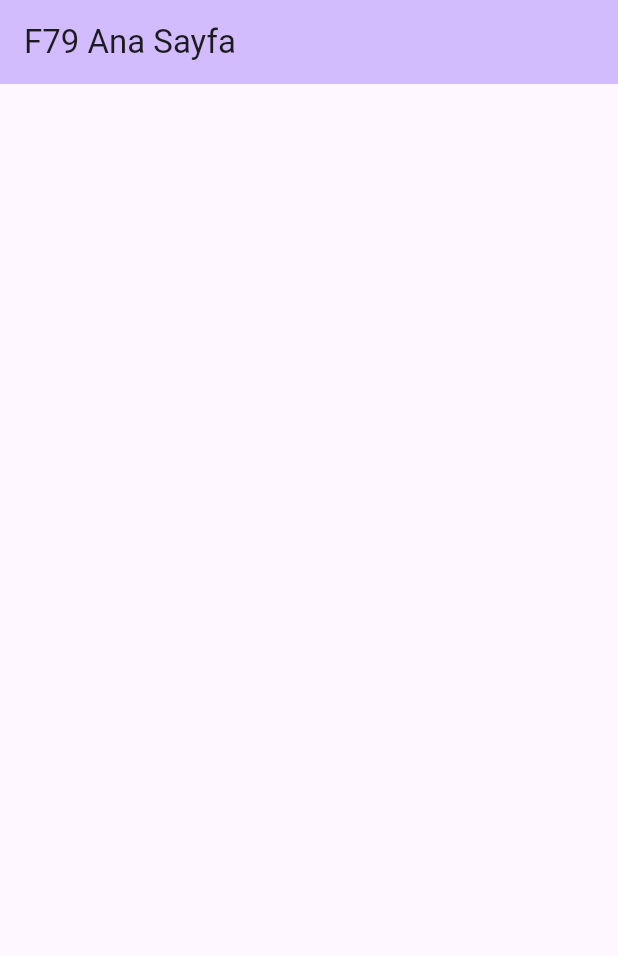
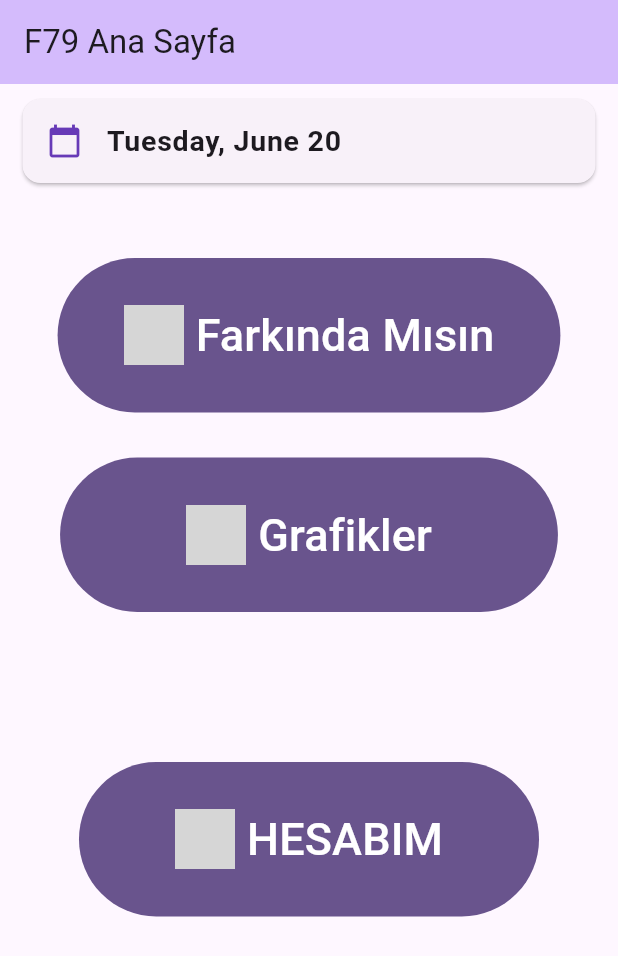
Before and after one commit to aysecetinn/F79, a Flutter app: the screen it shows after launch, on a phone screen of 412 x 824 dp. Shown: the top 956 px of the screen. Run offline on Flutter 3.47's test engine with Material 2 defaults, Android fonts, the light colour scheme and no system bars; our stand-ins replace jiffy; grey boxes are pictures that could not be loaded.

Commit message:
Changes to be committed: modified:   lib/homePage.dart modified:   lib/loginPage.dart modified:   pubspec.yaml Untracked files: assets/images/account.png assets/images/graphic.png assets/images/questionicon.png lib/accountPage.dart lib/graphicPage.dart

```diff
--- a/lib/homePage.dart
+++ b/lib/homePage.dart
@@ -1,4 +1,7 @@
+import 'package:f79/accountPage.dart';
+import 'package:f79/graphicPage.dart';
 import 'package:flutter/material.dart';
+import 'package:jiffy/jiffy.dart';
 
 void main() {
   runApp(const Home());
@@ -12,7 +15,8 @@ class Home extends StatelessWidget {
     return MaterialApp(
       title: 'F79 Home',
       theme: ThemeData(
-        colorScheme: ColorScheme.fromSeed(seedColor: Colors.deepPurple),
+        colorScheme: ColorScheme.fromSeed(
+            seedColor: const Color.fromARGB(255, 157, 114, 230)),
         useMaterial3: true,
       ),
       home: const HomePage(title: 'F79 Ana Sayfa'),
@@ -31,16 +35,131 @@ class HomePage extends StatefulWidget {
 class _HomePageState extends State<HomePage> {
   @override
   Widget build(BuildContext context) {
+    Jiffy.setLocale("tr");
+    String _date = '';
+    final String date = "${Jiffy.now().EEEE}, ${Jiffy.now().MMMMd}";
+    setState(() {
+      _date = date;
+    });
     return Scaffold(
         appBar: AppBar(
           backgroundColor: Theme.of(context).colorScheme.inversePrimary,
           title: Text(widget.title),
         ),
-      body: Center(
+        body: Column(
+          children: <Widget>[
+            const SizedBox(
+              height: 10,
+            ),
+            Card(
+              margin: const EdgeInsets.fromLTRB(15, 0, 15, 0),
               child: Column(
-          mainAxisAlignment: MainAxisAlignment.center,
+                mainAxisSize: MainAxisSize.min,
+                children: <Widget>[
+                  ListTile(
+                      leading: const Icon(
+                        Icons.calendar_today,
+                        color: Colors.deepPurple,
+                      ),
+                      title: Text(_date,
+                          style: const TextStyle(
+                              fontWeight: FontWeight.bold, fontSize: 19)))
+                ],
+              ),
+            ),
+            const SizedBox(
+              height: 50,
+            ),
+            FilledButton(
+              onPressed: () {},
+              child: TextButton.icon(
+                onPressed: () {
+                  Navigator.of(context).push(
+                    MaterialPageRoute(
+                      builder: (context) => const HomePage(
+                        title: 'Farkında Mısın',
                       ),
                     ),
                   );
+                },
+                icon: Image.asset(
+                  'assets/images/questionicon.png',
+                  width: 40,
+                  color: Colors.white,
+                ),
+                label: const Text(
+                  'Farkında Mısın',
+                  style: TextStyle(color: Colors.white, fontSize: 30),
+                ),
+                style: TextButton.styleFrom(
+                  padding:
+                      const EdgeInsets.symmetric(vertical: 30, horizontal: 20),
+                  shape: const RoundedRectangleBorder(
+                      borderRadius: BorderRadius.all(Radius.circular(10))),
+                ),
+              ),
+            ),
+            const SizedBox(
+              height: 30,
+            ),
+            FilledButton(
+              onPressed: () {},
+              child: TextButton.icon(
+                onPressed: () {
+                  Navigator.of(context).push(
+                    MaterialPageRoute(
+                      builder: (context) => const GraphicPage(),
+                    ),
+                  );
+                },
+                icon: Image.asset(
+                  'assets/images/graphic.png',
+                  width: 40,
+                  color: Colors.white,
+                ),
+                label: const Text(
+                  'Grafikler',
+                  style: TextStyle(color: Colors.white, fontSize: 30),
+                ),
+                style: TextButton.styleFrom(
+                  padding:
+                      const EdgeInsets.symmetric(vertical: 30, horizontal: 60),
+                  shape: const RoundedRectangleBorder(
+                      borderRadius: BorderRadius.all(Radius.circular(10))),
+                ),
+              ),
+            ),
+            const SizedBox(
+              height: 100,
+            ),
+            FilledButton(
+              onPressed: () {},
+              child: TextButton.icon(
+                onPressed: () {
+                  Navigator.of(context).push(
+                    MaterialPageRoute(
+                      builder: (context) => const AccountPage(),
+                    ),
+                  );
+                },
+                icon: Image.asset(
+                  'assets/images/account.png',
+                  width: 40,
+                  color: Colors.white,
+                ),
+                label: const Text(
+                  'HESABIM',
+                  style: TextStyle(color: Colors.white, fontSize: 30),
+                ),
+                style: TextButton.styleFrom(
+                  padding:
+                      const EdgeInsets.symmetric(vertical: 30, horizontal: 40),
+                  shape: const RoundedRectangleBorder(
+                      borderRadius: BorderRadius.all(Radius.circular(10))),
+                ),
+              ),
+            ),
+          ],
+        ));
   }
 }
--- a/lib/loginPage.dart
+++ b/lib/loginPage.dart
@@ -9,9 +9,13 @@ class MyApp extends StatelessWidget {
 
   @override
   Widget build(BuildContext context) {
-    return const MaterialApp(
+    return MaterialApp(
+      theme: ThemeData(
+        colorScheme: ColorScheme.fromSeed(seedColor: Colors.deepPurple),
+        useMaterial3: true,
+      ),
       debugShowCheckedModeBanner: false,
-      home: LoginPage(),
+      home: const LoginPage(),
     );
   }
 }
--- a/pubspec.yaml
+++ b/pubspec.yaml
@@ -67,6 +67,9 @@ flutter:
       - assets/images/facebook2.png
       - assets/images/apple2.png
       - assets/images/mail2.png
+      - assets/images/graphic.png
+      - assets/images/account.png
+      - assets/images/questionicon.png
   #   - images/a_dot_burr.jpeg
   #   - images/a_dot_ham.jpeg
 
```
Also changed, not shown: 1 other file. Lines whose indentation alone changed are shown as unchanged.
